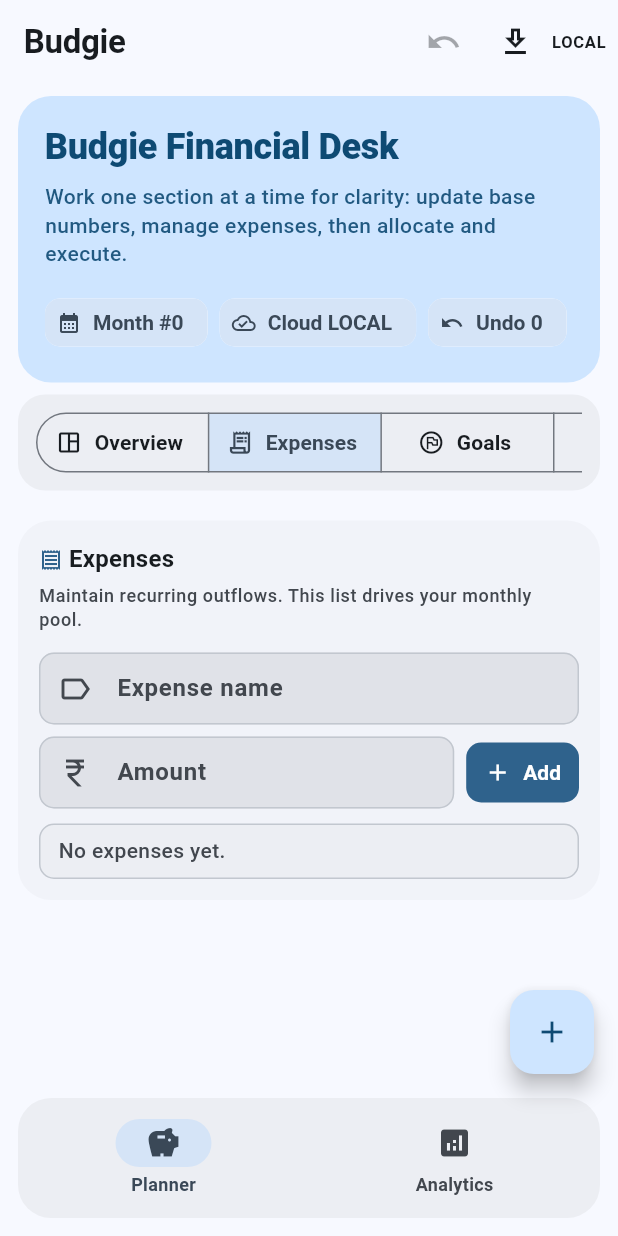
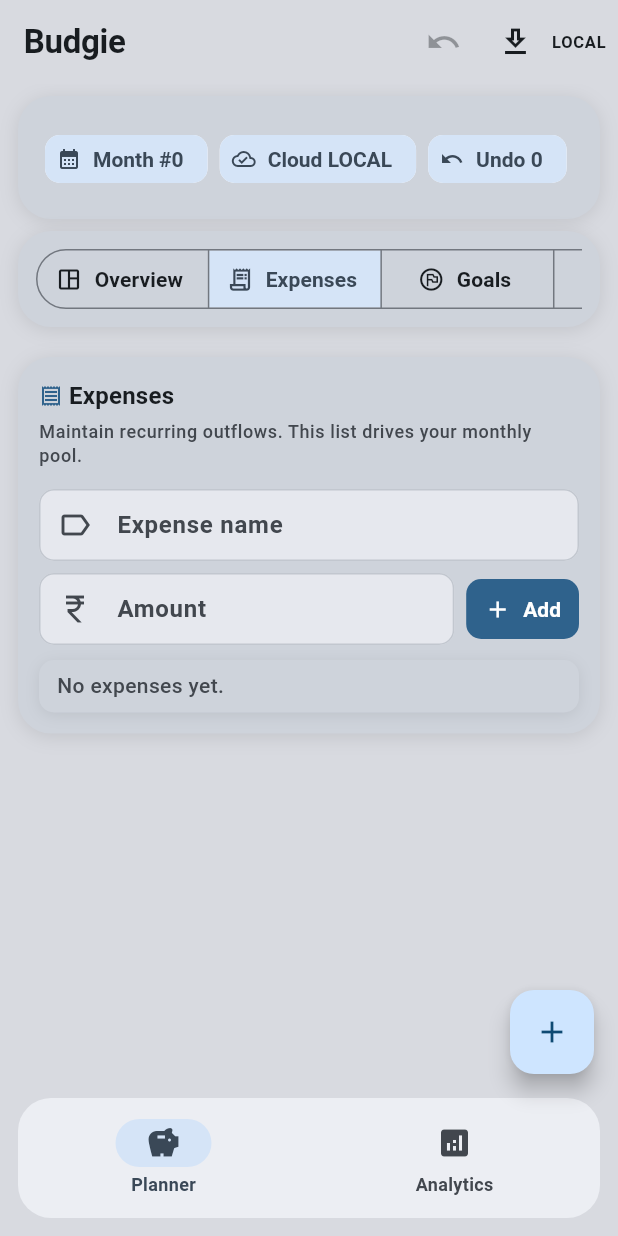
Before and after one commit to AryanSarafDev/budgie_flutter, a Flutter app: the screen it shows after launch, after a tap on "Expenses", on a phone screen of 412 x 824 dp. Run offline on Flutter 3.47's test engine with Material 3 defaults, Android fonts, the phone set to English and light mode, and no system bars; drawn by our look-alikes of dynamic_color; our stand-ins replace cloud_firestore, equatable, firebase_auth, firebase_core, flutter_bloc, google_sign_in and 1 more; accounts and stored records are empty.

Commit message:
Material you implementation v2

```diff
--- /dev/null
+++ b/lib/core/theme/app_surface_tint.dart
@@ -0,0 +1,14 @@
+import 'package:flutter/material.dart';
+
+class AppSurfaceTint {
+  static Color background(ColorScheme scheme) {
+    return scheme.surfaceDim;
+  }
+
+  static Color card(ColorScheme scheme) {
+    return Color.alphaBlend(
+      scheme.primary.withValues(alpha: 0.06),
+      scheme.surfaceDim,
+    );
+  }
+}
--- a/lib/features/planner/presentation/planner_screen.dart
+++ b/lib/features/planner/presentation/planner_screen.dart
@@ -1,6 +1,7 @@
 import 'dart:math' as math;
 
 import 'package:budgie_flutter/core/constants/app_constants.dart';
+import 'package:budgie_flutter/core/theme/app_surface_tint.dart';
 import 'package:budgie_flutter/core/theme/app_tokens.dart';
 import 'package:budgie_flutter/core/utils/helpers.dart';
 import 'package:budgie_flutter/features/planner/application/planner_state.dart';
@@ -264,7 +265,7 @@ class _ModernBackground extends StatelessWidget {
   @override
   Widget build(BuildContext context) {
     final scheme = Theme.of(context).colorScheme;
-    return ColoredBox(color: scheme.surface);
+    return ColoredBox(color: AppSurfaceTint.background(scheme));
   }
 }
 
@@ -297,9 +298,6 @@ class _PlannerTabState extends State<_PlannerTab> {
       padding: const EdgeInsets.fromLTRB(AppSpacing.md, AppSpacing.sm, AppSpacing.md, 108),
       children: [
         _HeroPanel(
-          title: 'Budgie Financial Desk',
-          subtitle:
-              'Work one section at a time for clarity: update base numbers, manage expenses, then allocate and execute.',
           chips: [
             _HeaderChip(label: 'Month #${vm.monthsProcessed}', icon: Icons.calendar_month),
             _HeaderChip(label: 'Cloud ${vm.cloudStatus.toUpperCase()}', icon: Icons.cloud_done_outlined),
@@ -314,13 +312,9 @@ class _PlannerTabState extends State<_PlannerTab> {
               child: Text(vm.authError),
             ),
           ),
-        Container(
-          margin: const EdgeInsets.only(bottom: AppSpacing.sm),
+        _GlassCard(
+          child: Padding(
             padding: const EdgeInsets.fromLTRB(AppSpacing.md, AppSpacing.sm, AppSpacing.md, AppSpacing.sm),
-          decoration: BoxDecoration(
-            color: Theme.of(context).colorScheme.surfaceContainer,
-            borderRadius: BorderRadius.circular(AppRadius.lg),
-          ),
             child: SingleChildScrollView(
               scrollDirection: Axis.horizontal,
               child: SegmentedButton<int>(
@@ -337,6 +331,7 @@ class _PlannerTabState extends State<_PlannerTab> {
                   setState(() => _section = selection.first);
                 },
                 showSelectedIcon: false,
+              ),
             ),
           ),
         ),
@@ -384,9 +379,6 @@ class _PlannerOverview extends StatelessWidget {
     final availableRatio = vm.monthlyPool <= 0
         ? 0.0
         : (vm.availableMonthExcess / vm.monthlyPool).clamp(0, 1).toDouble();
-    final spentRatio = vm.monthlyPool <= 0
-        ? 0.0
-        : (vm.monthPoolSpent / vm.monthlyPool).clamp(0, 1).toDouble();
 
     final healthLabel = expenseRatio >= 0.9
         ? 'Pressure'
@@ -405,31 +397,28 @@ class _PlannerOverview extends StatelessWidget {
         crossAxisAlignment: CrossAxisAlignment.stretch,
         children: [
           Wrap(
-            spacing: 8,
-            runSpacing: 8,
+            spacing: AppSpacing.sm,
+            runSpacing: AppSpacing.sm,
             children: [
               SizedBox(
                 width: cardWidth,
                 child: _KpiTile(
-                  label: 'Savings Pool',
+                  label: 'Pool',
                   value: vm.asCurrency(vm.monthlyPool),
-                  icon: Icons.account_balance_wallet_outlined,
                 ),
               ),
               SizedBox(
                 width: cardWidth,
                 child: _KpiTile(
-                  label: 'Total Saved',
+                  label: 'Saved',
                   value: vm.asCurrency(vm.totalSavingsWithCurrentExcess),
-                  icon: Icons.ssid_chart,
                 ),
               ),
               SizedBox(
                 width: cardWidth,
                 child: _KpiTile(
-                  label: 'Purchase Spend',
+                  label: 'Spent',
                   value: vm.asCurrency(vm.spentOnPurchases),
-                  icon: Icons.shopping_bag_outlined,
                 ),
               ),
             ],
@@ -442,8 +431,8 @@ class _PlannerOverview extends StatelessWidget {
                 crossAxisAlignment: CrossAxisAlignment.start,
                 children: [
                   const _SectionHead(
-                    title: 'Overview Command Deck',
-                    subtitle: 'Track spend pressure, available runway, and savings quality at a glance.',
+                    title: 'Overview',
+                    subtitle: 'Health, burn, and runway at a glance.',
                     icon: Icons.space_dashboard_outlined,
                   ),
                   const SizedBox(height: AppSpacing.md),
@@ -502,8 +491,8 @@ class _PlannerOverview extends StatelessWidget {
                 crossAxisAlignment: CrossAxisAlignment.start,
                 children: [
                   const _SectionHead(
-                    title: 'Finance Overview',
-                    subtitle: 'Set salary first. Everything else derives from this baseline.',
+                    title: 'Salary Baseline',
+                    subtitle: 'Update salary and review monthly totals.',
                     icon: Icons.account_balance_outlined,
                   ),
                   const SizedBox(height: AppSpacing.panel),
@@ -536,7 +525,6 @@ class _PlannerOverview extends StatelessWidget {
                       _DataMetric(label: 'Expenses', value: vm.asCurrency(vm.monthlyExpenseTotal)),
                       _DataMetric(label: 'Savings Pool', value: vm.asCurrency(vm.monthlyPool)),
                       _DataMetric(label: 'Available', value: vm.asCurrency(vm.availableMonthExcess)),
-                      _DataMetric(label: 'Extra Savings', value: vm.asCurrency(vm.extraSavings)),
                       _DataMetric(
                         label: 'Total Position',
                         value: vm.asCurrency(vm.totalSavingsWithCurrentExcess),
@@ -548,53 +536,6 @@ class _PlannerOverview extends StatelessWidget {
                   _MiniTrendBar(
                     value: availableRatio,
                     maxValue: 1,
-                  ),
-                ],
-              ),
-            ),
-          ),
-          _GlassCard(
-            child: Padding(
-              padding: const EdgeInsets.all(AppSpacing.panel),
-              child: Column(
-                crossAxisAlignment: CrossAxisAlignment.start,
-                children: [
-                  const _SectionHead(
-                    title: 'Signal Grid',
-                    subtitle: 'Compact indicators for quick financial posture checks.',
-                    icon: Icons.grid_view_rounded,
-                  ),
-                  const SizedBox(height: AppSpacing.md),
-                  Wrap(
-                    spacing: AppSpacing.sm,
-                    runSpacing: AppSpacing.sm,
-                    children: [
-                      _OverviewMetricTile(
-                        label: 'Allocation Applied',
-                        value: '${vm.allocation.fixedPercentApplied.toStringAsFixed(1)}%',
-                        icon: Icons.rule_folder_outlined,
-                      ),
-                      _OverviewMetricTile(
-                        label: 'Allocation Scaling',
-                        value: vm.allocation.scalingApplied ? 'Enabled' : 'Normal',
-                        icon: Icons.tune,
-                      ),
-                      _OverviewMetricTile(
-                        label: 'Active Goals',
-                        value: '${vm.goals.length}',
-                        icon: Icons.flag_circle_outlined,
-                      ),
-                      _OverviewMetricTile(
-                        label: 'Runway In Pool',
-                        value: '${(availableRatio * 100).toStringAsFixed(1)}%',
-                        icon: Icons.waterfall_chart,
-                      ),
-                      _OverviewMetricTile(
-                        label: 'Pool Consumed',
-                        value: '${(spentRatio * 100).toStringAsFixed(1)}%',
-                        icon: Icons.pie_chart_outline,
-                      ),
-                    ],
                   ),
                 ],
               ),
@@ -726,59 +667,6 @@ class _OverviewSplitBar extends StatelessWidget {
           ],
         ),
       ],
-    );
-  }
-}
-
-class _OverviewMetricTile extends StatelessWidget {
-  const _OverviewMetricTile({
-    required this.label,
-    required this.value,
-    required this.icon,
-  });
-
-  final String label;
-  final String value;
-  final IconData icon;
-
-  @override
-  Widget build(BuildContext context) {
-    final scheme = Theme.of(context).colorScheme;
-    final text = Theme.of(context).textTheme;
-    return Container(
-      width: 118,
-      padding: const EdgeInsets.symmetric(horizontal: AppSpacing.md, vertical: AppSpacing.sm),
-      decoration: BoxDecoration(
-        color: scheme.surfaceContainerHigh,
-        borderRadius: BorderRadius.circular(AppRadius.sm),
-        border: Border.all(color: scheme.outlineVariant),
-      ),
-      child: Column(
-        crossAxisAlignment: CrossAxisAlignment.start,
-        children: [
-          Row(
-            children: [
-              Icon(icon, size: 12, color: scheme.onSurfaceVariant),
-              const SizedBox(width: AppSpacing.compact),
-              Expanded(
-                child: Text(
-                  label,
-                  style: text.labelSmall?.copyWith(
-                    color: scheme.onSurfaceVariant,
-                  ),
-                ),
-              ),
-            ],
-          ),
-          const SizedBox(height: AppSpacing.xs),
-          Text(
-            value,
-            style: text.titleSmall?.copyWith(
-              color: scheme.onSurface,
-            ),
-          ),
-        ],
-      ),
     );
   }
 }
@@ -1341,21 +1229,15 @@ class _AnalyticsTabState extends State<_AnalyticsTab> {
       padding: const EdgeInsets.fromLTRB(AppSpacing.md, AppSpacing.sm, AppSpacing.md, 108),
       children: [
         _HeroPanel(
-          title: 'Analytics Desk',
-          subtitle: 'Read spending outcomes and operational data through focused panels.',
           chips: const [
             _HeaderChip(label: 'Snapshot', icon: Icons.dashboard_outlined),
             _HeaderChip(label: 'Trend', icon: Icons.timeline),
             _HeaderChip(label: 'Logs', icon: Icons.list_alt_outlined),
           ],
         ),
-        Container(
-          margin: const EdgeInsets.only(bottom: AppSpacing.sm),
+        _GlassCard(
+          child: Padding(
             padding: const EdgeInsets.fromLTRB(AppSpacing.md, AppSpacing.sm, AppSpacing.md, AppSpacing.sm),
-          decoration: BoxDecoration(
-            color: Theme.of(context).colorScheme.surfaceContainer,
-            borderRadius: BorderRadius.circular(AppRadius.lg),
-          ),
             child: SingleChildScrollView(
               scrollDirection: Axis.horizontal,
               child: SegmentedButton<int>(
@@ -1372,6 +1254,7 @@ class _AnalyticsTabState extends State<_AnalyticsTab> {
                   setState(() => _section = selection.first);
                 },
                 showSelectedIcon: false,
+              ),
             ),
           ),
         ),
@@ -1547,49 +1430,31 @@ class _SectionHead extends StatelessWidget {
 
 class _HeroPanel extends StatelessWidget {
   const _HeroPanel({
-    required this.title,
-    required this.subtitle,
     required this.chips,
   });
 
-  final String title;
-  final String subtitle;
   final List<Widget> chips;
 
   @override
   Widget build(BuildContext context) {
     final scheme = Theme.of(context).colorScheme;
-    final text = Theme.of(context).textTheme;
+    final shadowAlpha = Theme.of(context).brightness == Brightness.dark ? 0.24 : 0.1;
 
     return Container(
       margin: const EdgeInsets.only(bottom: AppSpacing.sm),
       padding: const EdgeInsets.fromLTRB(AppSpacing.lg + 2, AppSpacing.lg + 2, AppSpacing.lg + 2, AppSpacing.lg),
       decoration: BoxDecoration(
         borderRadius: BorderRadius.circular(AppRadius.xl),
-        color: scheme.primaryContainer,
-      ),
-      child: Column(
-        crossAxisAlignment: CrossAxisAlignment.start,
-        children: [
-          Text(
-            title,
-            style: text.headlineSmall?.copyWith(
-              fontWeight: FontWeight.w800,
-              color: scheme.onPrimaryContainer,
-            ),
-          ),
-          const SizedBox(height: AppSpacing.sm),
-          Text(
-            subtitle,
-            style: text.bodyMedium?.copyWith(
-              color: scheme.onPrimaryContainer.withValues(alpha: 0.9),
-              height: 1.35,
-            ),
-          ),
-          const SizedBox(height: AppSpacing.md),
-          Wrap(spacing: AppSpacing.sm, runSpacing: AppSpacing.sm, children: chips),
-        ],
-      ),
+        color: AppSurfaceTint.card(scheme),
+        boxShadow: [
+          BoxShadow(
+            color: scheme.shadow.withValues(alpha: shadowAlpha),
+            blurRadius: 10,
+            offset: const Offset(0, 2),
+          ),
+        ],
+      ),
+      child: Wrap(spacing: AppSpacing.sm, runSpacing: AppSpacing.sm, children: chips),
     );
   }
 }
@@ -1632,11 +1497,19 @@ class _ExpenseRow extends StatelessWidget {
   Widget build(BuildContext context) {
     final scheme = Theme.of(context).colorScheme;
     final text = Theme.of(context).textTheme;
+    final shadowAlpha = Theme.of(context).brightness == Brightness.dark ? 0.2 : 0.08;
     return Container(
       margin: const EdgeInsets.only(bottom: AppSpacing.sm),
       decoration: BoxDecoration(
-        color: scheme.surfaceContainer,
+        color: AppSurfaceTint.card(scheme),
         borderRadius: BorderRadius.circular(AppRadius.md),
+        boxShadow: [
+          BoxShadow(
+            color: scheme.shadow.withValues(alpha: shadowAlpha),
+            blurRadius: 8,
+            offset: const Offset(0, 2),
+          ),
+        ],
       ),
       child: ListTile(
         dense: true,
@@ -1660,13 +1533,20 @@ class _EmptyInline extends StatelessWidget {
   @override
   Widget build(BuildContext context) {
     final scheme = Theme.of(context).colorScheme;
+    final shadowAlpha = Theme.of(context).brightness == Brightness.dark ? 0.2 : 0.08;
     return Container(
       width: double.infinity,
       padding: const EdgeInsets.symmetric(horizontal: AppSpacing.md, vertical: AppSpacing.sm),
       decoration: BoxDecoration(
-        color: scheme.surfaceContainer,
+        color: AppSurfaceTint.card(scheme),
         borderRadius: BorderRadius.circular(AppRadius.sm),
-        border: Border.all(color: scheme.outlineVariant),
+        boxShadow: [
+          BoxShadow(
+            color: scheme.shadow.withValues(alpha: shadowAlpha),
+            blurRadius: 8,
+            offset: const Offset(0, 2),
+          ),
+        ],
       ),
       child: Text(
         message,
@@ -1690,12 +1570,20 @@ class _GlassCard extends StatelessWidget {
   @override
   Widget build(BuildContext context) {
     final scheme = Theme.of(context).colorScheme;
+    final shadowAlpha = Theme.of(context).brightness == Brightness.dark ? 0.24 : 0.1;
     return AnimatedContainer(
       duration: AppDuration.short,
       margin: margin ?? const EdgeInsets.only(bottom: AppSpacing.sm),
       decoration: BoxDecoration(
         borderRadius: BorderRadius.circular(AppRadius.xl),
-        color: color ?? scheme.surfaceContainerLow,
+        color: color ?? AppSurfaceTint.card(scheme),
+        boxShadow: [
+          BoxShadow(
+            color: scheme.shadow.withValues(alpha: shadowAlpha),
+            blurRadius: 10,
+            offset: const Offset(0, 2),
+          ),
+        ],
       ),
       child: ClipRRect(
         borderRadius: BorderRadius.circular(AppRadius.xl),
@@ -1709,38 +1597,39 @@ class _KpiTile extends StatelessWidget {
   const _KpiTile({
     required this.label,
     required this.value,
-    required this.icon,
   });
 
   final String label;
   final String value;
-  final IconData icon;
 
   @override
   Widget build(BuildContext context) {
     final scheme = Theme.of(context).colorScheme;
     final text = Theme.of(context).textTheme;
+    final shadowAlpha = Theme.of(context).brightness == Brightness.dark ? 0.2 : 0.08;
     return Container(
       margin: EdgeInsets.zero,
+      padding: const EdgeInsets.symmetric(horizontal: AppSpacing.md, vertical: AppSpacing.sm + AppSpacing.xs),
       decoration: BoxDecoration(
-        color: scheme.primaryContainer.withValues(alpha: 0.4),
+        color: AppSurfaceTint.card(scheme),
         borderRadius: BorderRadius.circular(AppRadius.lg),
-      ),
-      child: ListTile(
-        dense: true,
-        leading: CircleAvatar(
-          radius: 16,
-          backgroundColor: scheme.secondaryContainer,
-          child: Icon(icon, color: scheme.onSecondaryContainer, size: 16),
-        ),
-        title: Text(
+        boxShadow: [
+          BoxShadow(
+            color: scheme.shadow.withValues(alpha: shadowAlpha),
+            blurRadius: 8,
+            offset: const Offset(0, 2),
+          ),
+        ],
+      ),
+      child: Column(
+        crossAxisAlignment: CrossAxisAlignment.start,
+        children: [
+          Text(
             label,
-          style: text.labelSmall?.copyWith(
-            fontWeight: FontWeight.w600,
-            color: scheme.onSurfaceVariant,
-          ),
-        ),
-        subtitle: AnimatedSwitcher(
+            style: text.labelSmall?.copyWith(color: scheme.onSurfaceVariant),
+          ),
+          const SizedBox(height: AppSpacing.xs),
+          AnimatedSwitcher(
             duration: AppDuration.medium,
             child: Text(
               value,
@@ -1748,6 +1637,7 @@ class _KpiTile extends StatelessWidget {
               style: text.titleSmall?.copyWith(fontWeight: FontWeight.w700),
             ),
           ),
+        ],
       ),
     );
   }
@@ -1878,13 +1768,21 @@ class _DataMetric extends StatelessWidget {
   Widget build(BuildContext context) {
     final scheme = Theme.of(context).colorScheme;
     final text = Theme.of(context).textTheme;
+    final shadowAlpha = Theme.of(context).brightness == Brightness.dark ? 0.2 : 0.08;
     return SizedBox(
       width: wide ? AppSize.metricWide : AppSize.metricCompact,
       child: Container(
         margin: EdgeInsets.zero,
         decoration: BoxDecoration(
-          color: scheme.surfaceContainer,
+          color: AppSurfaceTint.card(scheme),
           borderRadius: BorderRadius.circular(AppRadius.md),
+          boxShadow: [
+            BoxShadow(
+              color: scheme.shadow.withValues(alpha: shadowAlpha),
+              blurRadius: 8,
+              offset: const Offset(0, 2),
+            ),
+          ],
         ),
         child: ListTile(
           dense: true,
--- a/lib/main.dart
+++ b/lib/main.dart
@@ -2,6 +2,7 @@ import 'package:flutter/material.dart';
 import 'package:flutter_bloc/flutter_bloc.dart';
 import 'package:dynamic_color/dynamic_color.dart';
 import 'package:budgie_flutter/app/bootstrap/firebase_bootstrap.dart';
+import 'package:budgie_flutter/core/theme/app_surface_tint.dart';
 import 'package:budgie_flutter/core/theme/app_tokens.dart';
 import 'package:budgie_flutter/features/planner/application/planner_view_model.dart';
 import 'package:budgie_flutter/features/planner/presentation/planner_screen.dart';
@@ -81,10 +82,10 @@ class BudgieApp extends StatelessWidget {
         );
 
     return base.copyWith(
-      scaffoldBackgroundColor: scheme.surface,
+      scaffoldBackgroundColor: AppSurfaceTint.background(scheme),
       textTheme: textTheme,
       appBarTheme: AppBarTheme(
-        backgroundColor: scheme.surface,
+        backgroundColor: AppSurfaceTint.background(scheme),
         elevation: 0,
         centerTitle: false,
         foregroundColor: scheme.onSurface,
@@ -92,7 +93,7 @@ class BudgieApp extends StatelessWidget {
       ),
       cardTheme: CardThemeData(
         elevation: 1,
-        color: scheme.surfaceContainerHigh,
+        color: AppSurfaceTint.card(scheme),
         shape: RoundedRectangleBorder(
           borderRadius: BorderRadius.circular(AppRadius.lg),
         ),
@@ -170,7 +171,7 @@ class BudgieApp extends StatelessWidget {
       ),
       inputDecorationTheme: InputDecorationTheme(
         filled: true,
-        fillColor: scheme.surfaceContainerHighest,
+        fillColor: scheme.surfaceContainerHigh,
         contentPadding: const EdgeInsets.symmetric(horizontal: AppSpacing.md, vertical: AppSpacing.sm),
         border: OutlineInputBorder(
           borderRadius: BorderRadius.circular(AppRadius.sm),
```
Lines whose indentation alone changed are shown as unchanged.
